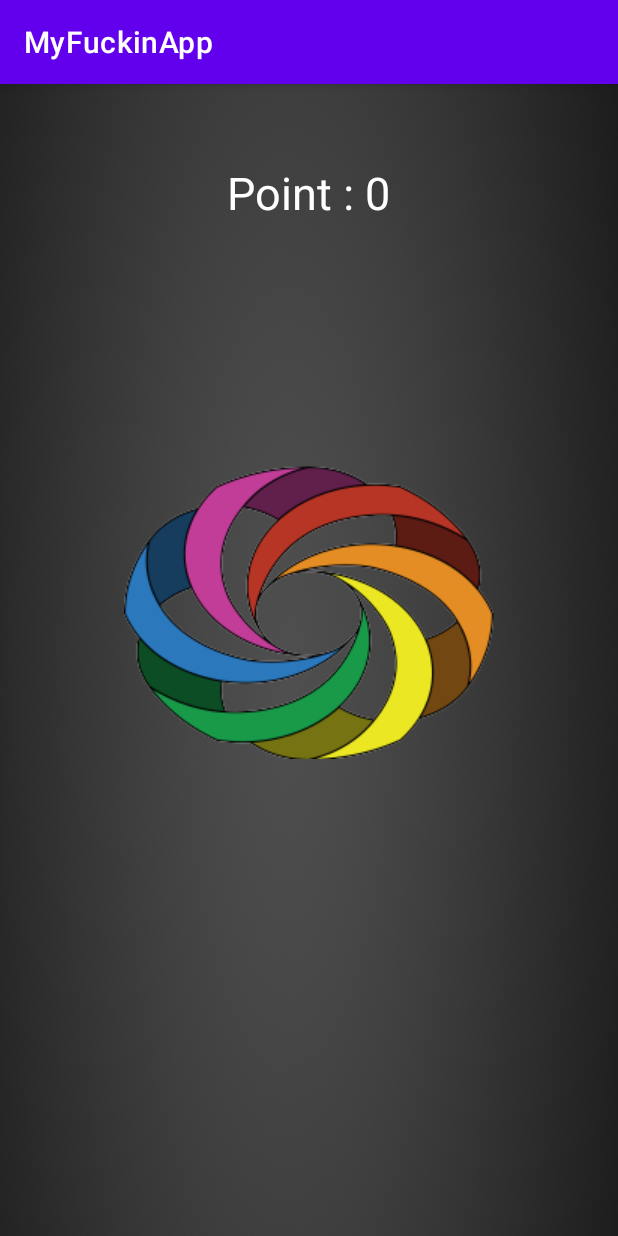
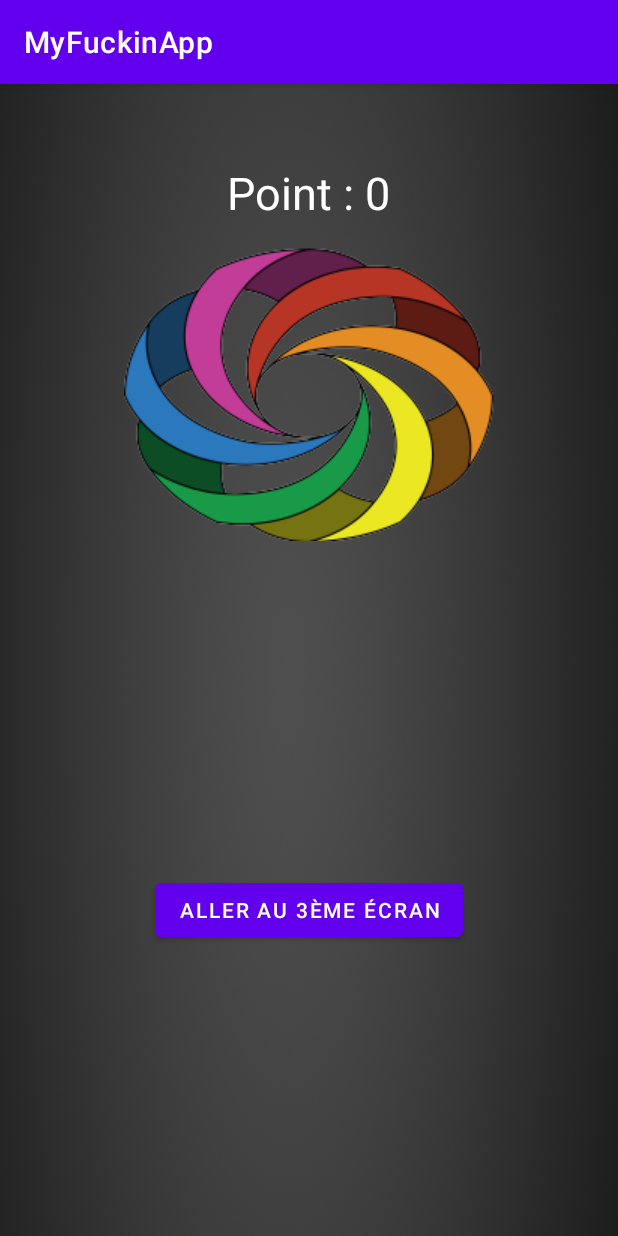
Before and after one commit to Airachina/MyFuckinApp, an Android app: the Exfolyart screen opened directly, with no data from a screen before it, on a phone screen of 412 x 824 dp. Run offline under Robolectric (Android 15) with nearby library versions, the phone set to English and light mode, and no system bars.

Commit message:
2nd : 3 activities

```diff
--- a/app/src/main/AndroidManifest.xml
+++ b/app/src/main/AndroidManifest.xml
@@ -9,6 +9,8 @@
         android:roundIcon="@mipmap/rh_launcher3_round"
         android:supportsRtl="true"
         android:theme="@style/Theme.MyFuckinApp">
+        <activity android:name=".MainActivity2"
+                  android:label="@string/goto3"></activity>
         <activity android:name=".Exfolyart"></activity>
         <activity android:name=".MainActivity">
             <intent-filter>
--- a/app/src/main/java/fr/exfolyart/myfuckinapp/Exfolyart.java
+++ b/app/src/main/java/fr/exfolyart/myfuckinapp/Exfolyart.java
@@ -2,22 +2,27 @@ package fr.exfolyart.myfuckinapp;
 
 import androidx.appcompat.app.AppCompatActivity;
 
+import android.content.Context;
+import android.content.Intent;
 import android.os.Bundle;
 import android.view.View;
+import android.widget.Button;
 import android.widget.ImageView;
 import android.widget.TextView;
 
 public class Exfolyart extends AppCompatActivity {
-
     private TextView points;
     private ImageView exfolyart;
     private int clicks = 0;
+    private Button goto3;
 
     @Override
-    protected void onCreate(Bundle savedInstanceState) {
+    protected void onCreate(Bundle savedInstanceState)
+    {
         super.onCreate(savedInstanceState);
         setContentView(R.layout.activity_cookie);
 
+        goto3 = (Button) findViewById(R.id.goto3);
         this.points = (TextView) findViewById(R.id.points);
         this.exfolyart = (ImageView) findViewById(R.id.exfolyart);
 
@@ -28,5 +33,17 @@ public class Exfolyart extends AppCompatActivity {
                 points.setText("Points : " + clicks);
             }
         });
+
+        goto3.setOnClickListener(new View.OnClickListener()
+        {
+            @Override
+            public void onClick(View v)
+            {openActivity3();}});
+    }
+    public void openActivity3()
+    {
+        Intent goto3 = new Intent(this, MainActivity2.class);
+        startActivity(goto3);
+        finish();
     }
 }
--- a/app/src/main/res/layout/activity_cookie.xml
+++ b/app/src/main/res/layout/activity_cookie.xml
@@ -12,13 +12,11 @@
         android:id="@+id/exfolyart"
         android:layout_width="wrap_content"
         android:layout_height="wrap_content"
-        android:layout_marginTop="235dp"
-        android:layout_marginBottom="300dp"
+        android:layout_marginTop="16dp"
         android:contentDescription="@string/logo_exfolyart"
-        app:layout_constraintBottom_toBottomOf="parent"
         app:layout_constraintEnd_toEndOf="parent"
         app:layout_constraintStart_toStartOf="parent"
-        app:layout_constraintTop_toTopOf="parent"
+        app:layout_constraintTop_toBottomOf="@+id/points"
         app:srcCompat="@drawable/icone" />
 
     <TextView
@@ -34,4 +32,16 @@
         app:layout_constraintStart_toStartOf="parent"
         app:layout_constraintTop_toTopOf="parent" />
 
+    <Button
+        android:id="@+id/goto3"
+        android:layout_width="wrap_content"
+        android:layout_height="wrap_content"
+        android:layout_marginTop="204dp"
+        android:layout_marginBottom="175dp"
+        android:text="@string/go_to_3"
+        app:layout_constraintBottom_toBottomOf="parent"
+        app:layout_constraintEnd_toEndOf="parent"
+        app:layout_constraintStart_toStartOf="parent"
+        app:layout_constraintTop_toBottomOf="@+id/exfolyart" />
+
 </androidx.constraintlayout.widget.ConstraintLayout>
--- a/app/src/main/res/values/strings.xml
+++ b/app/src/main/res/values/strings.xml
@@ -4,4 +4,9 @@
     <string name="first_image">first image</string>
     <string name="logo_exfolyart">logo_exfolyart</string>
     <string name="points_msg">Point : 0</string>
+    <string name="image_dans_layout">image dans layout</string>
+    <string name="button_name">Petit Boutton</string>
+    <string name="go_to_3">Aller au 3ème écran</string>
+    <string name="goto3">goto3</string>
+
 </resources>
```
Also changed, not shown: app/src/main/java/fr/exfolyart/myfuckinapp/MainActivity2.java (added, +17 -0 lines), app/src/main/res/layout/activity_main2.xml (added, +32 -0 lines).
